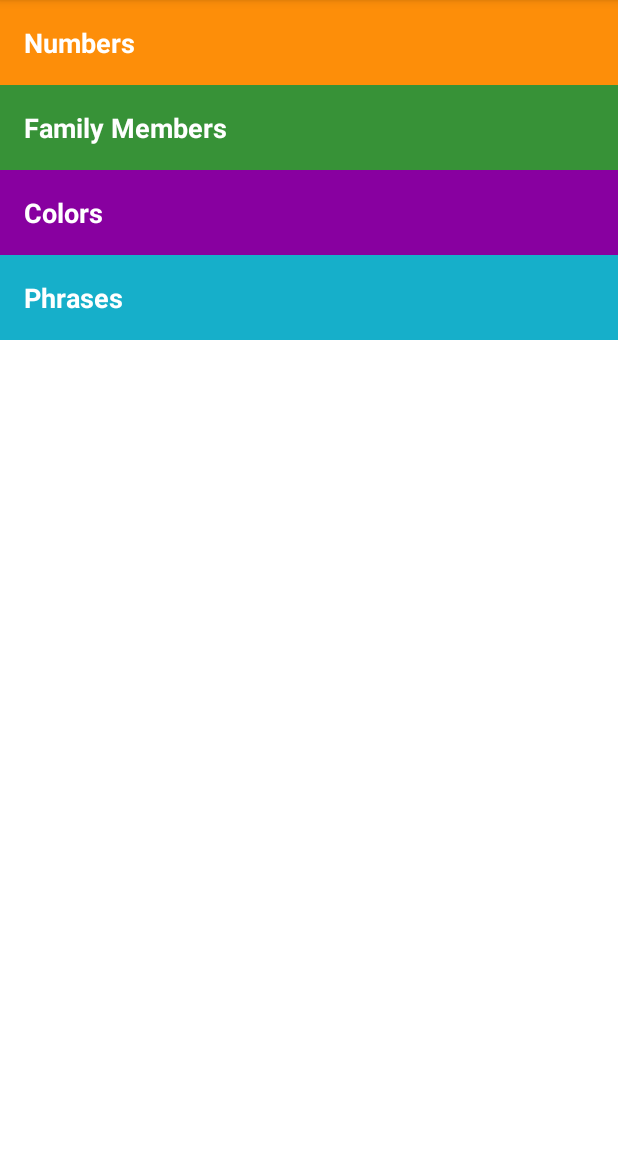
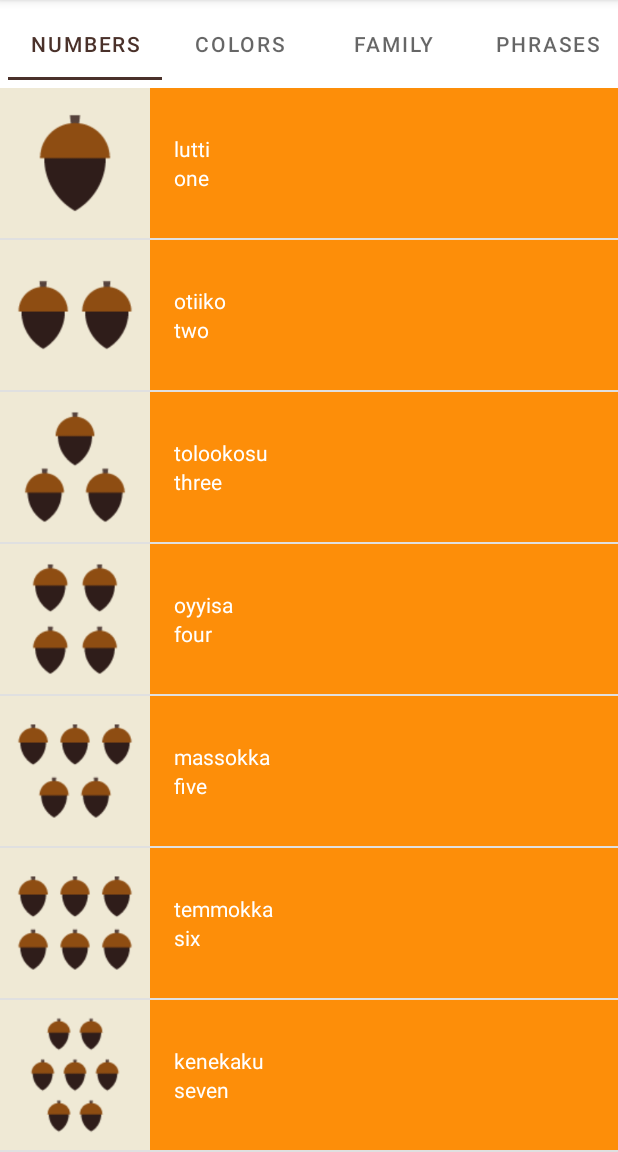
Before and after one commit to parthkamal/Language-learning-App, an Android app: the screen it shows after launch (MainActivity), on a phone screen of 412 x 824 dp, the part 84-1236 px from its top. Run offline under Robolectric (Android 15) with nearby library versions, the phone set to English and light mode, and no system bars.

Commit message:
app completed

```diff
--- a/app/src/main/java/com/parth/learnmiwok/MainActivity.java
+++ b/app/src/main/java/com/parth/learnmiwok/MainActivity.java
@@ -1,6 +1,8 @@
 package com.parth.learnmiwok;
 
 import androidx.appcompat.app.AppCompatActivity;
+import androidx.viewpager.widget.ViewPager;
+import androidx.viewpager2.widget.ViewPager2;
 
 import android.content.Context;
 import android.content.Intent;
@@ -8,51 +10,34 @@ import android.os.Bundle;
 import android.view.View;
 import android.widget.TextView;
 
+import com.google.android.material.tabs.TabLayout;
+
 public class MainActivity extends AppCompatActivity {
 
-    @Override
-    protected void onCreate(Bundle savedInstanceState) {
-        super.onCreate(savedInstanceState);
-        setContentView(R.layout.activity_main);
-        TextView numbers,family,phrases,colors;
-        //assigning id
-        numbers =findViewById(R.id.numbers);
-        colors =findViewById(R.id.colors);
-        family =findViewById(R.id.family);
-        phrases=findViewById(R.id.phrases);
 
-        //context declaration
-        Context context =getApplicationContext();
+
+        TabLayout tabLayout;
+        ViewPager viewPager;
+        customFragmentAdapter viewPagerAdapter;
+
+        @Override
+        protected void onCreate(Bundle savedInstanceState)
+        {
+            super.onCreate(savedInstanceState);
+            setContentView(R.layout.activity_main);
+
+            viewPager= findViewById(R.id.view_pager);
+            tabLayout = findViewById(R.id.tabs);
+
+            viewPagerAdapter = new customFragmentAdapter(getSupportFragmentManager());
+            viewPager.setAdapter(viewPagerAdapter);
+
+            // It is used to join TabLayout with ViewPager.
+            tabLayout.setupWithViewPager(viewPager);
+        }
 
 
 
         //click on listeners
-        numbers.setOnClickListener(new View.OnClickListener() {
-            @Override
-            public void onClick(View view) {
-                Intent intent =new Intent(context,NumbersActivity.class);
-                startActivity(intent);
-            }
-        });
-        colors.setOnClickListener(new View.OnClickListener() {
-            @Override
-            public void onClick(View view) {
-                startActivity(new Intent(context,ColorsActivity.class));
-            }
-        });
-        phrases.setOnClickListener(new View.OnClickListener() {
-            @Override
-            public void onClick(View view) {
-                startActivity(new Intent(context,PhrasesActivity.class));
-            }
-        });
-        family.setOnClickListener(new View.OnClickListener() {
-            @Override
-            public void onClick(View view) {
-                startActivity(new Intent(context,FamilyActivity.class));
-            }
-        });
+
     }
-
-
-}
--- /dev/null
+++ b/app/src/main/java/com/parth/learnmiwok/customFragmentAdapter.java
@@ -0,0 +1,61 @@
+package com.parth.learnmiwok;
+
+
+import android.app.FragmentManager;
+
+import androidx.annotation.NonNull;
+import androidx.fragment.app.Fragment;
+import androidx.fragment.app.FragmentPagerAdapter;
+import androidx.viewpager2.adapter.FragmentStateAdapter;
+
+import com.parth.learnmiwok.fragments.ColorsFragment;
+import com.parth.learnmiwok.fragments.FamilyFragment;
+import com.parth.learnmiwok.fragments.NumbersFragment;
+import com.parth.learnmiwok.fragments.PhrasesFragment;
+
+public class customFragmentAdapter extends FragmentPagerAdapter {
+
+
+    public customFragmentAdapter(androidx.fragment.app.FragmentManager supportFragmentManager) {
+        super(supportFragmentManager);
+    }
+
+    @NonNull
+    @Override
+    public Fragment getItem(int position)
+    {
+        Fragment fragment = null;
+        if (position == 0)
+            fragment = new NumbersFragment();
+        else if (position == 1)
+            fragment = new ColorsFragment();
+        else if (position == 2)
+            fragment = new FamilyFragment();
+        else if (position ==3)
+            fragment = new PhrasesFragment();
+
+        return fragment;
+    }
+
+    @Override
+    public int getCount()
+    {
+        return 4;
+    }
+
+    @Override
+    public CharSequence getPageTitle(int position)
+    {
+        String title = null;
+        if (position == 0)
+            title = "NUMBERS";
+        else if (position == 1)
+            title = "COLORS";
+        else if (position == 2)
+            title = "FAMILY";
+        else if (position ==3)
+            title ="PHRASES";
+        return title;
+    }
+
+}
--- a/app/src/main/java/com/parth/learnmiwok/FamilyActivity.java
+++ b/app/src/main/java/com/parth/learnmiwok/fragments/ColorsFragment.java
@@ -1,7 +1,4 @@
-package com.parth.learnmiwok;
-
-import androidx.annotation.RequiresApi;
-import androidx.appcompat.app.AppCompatActivity;
+package com.parth.learnmiwok.fragments;
 
 import android.content.Context;
 import android.media.AudioAttributes;
@@ -10,13 +7,25 @@ import android.media.AudioManager;
 import android.media.MediaPlayer;
 import android.os.Build;
 import android.os.Bundle;
+
+import androidx.annotation.RequiresApi;
+import androidx.fragment.app.Fragment;
+
+import android.view.LayoutInflater;
 import android.view.View;
+import android.view.ViewGroup;
 import android.widget.AdapterView;
 import android.widget.ListView;
 
+import com.parth.learnmiwok.R;
+import com.parth.learnmiwok.Word;
+import com.parth.learnmiwok.wordsAdapter;
+
 import java.util.ArrayList;
 
-public class FamilyActivity extends AppCompatActivity {
+
+public class ColorsFragment extends Fragment {
+
     private MediaPlayer mediaPlayer;
 
     AudioManager audioManager;
@@ -38,30 +47,36 @@ public class FamilyActivity extends AppCompatActivity {
 
             }
             else if(i== AudioManager.AUDIOFOCUS_LOSS){
-               releaseMediaPlayer();
+                releaseMediaPlayer();
             }
         }
     };
 
+
+    public ColorsFragment() {
+        // Required empty public constructor
+    }
+
+
+
+
     @RequiresApi(api = Build.VERSION_CODES.O)
     @Override
-    protected void onCreate(Bundle savedInstanceState) {
-        super.onCreate(savedInstanceState);
-        setContentView(R.layout.activity_numbers);
+    public View onCreateView(LayoutInflater inflater, ViewGroup container,
+                             Bundle savedInstanceState) {
+        View rootView = inflater.inflate(R.layout.fragment_numbers, container, false);
         ArrayList<Word> words = new ArrayList<Word>();
-        words.add(new Word("father", "әpә", R.drawable.family_father,R.raw.family_father));
-        words.add(new Word("mother", "әṭa", R.drawable.family_mother,R.raw.family_mother));
-        words.add(new Word("son", "angsi", R.drawable.family_son,R.raw.family_son));
-        words.add(new Word("daughter", "tune", R.drawable.family_daughter,R.raw.family_daughter));
-        words.add(new Word("older brother", "taachi", R.drawable.family_older_brother,R.raw.family_older_brother));
-        words.add(new Word("younger brother", "chalitti", R.drawable.family_younger_brother,R.raw.family_younger_brother));
-        words.add(new Word("older sister", "teṭe", R.drawable.family_older_sister,R.raw.family_older_sister));
-        words.add(new Word("younger sister", "kolliti", R.drawable.family_younger_sister,R.raw.family_younger_sister));
-        words.add(new Word("grandmother ", "ama", R.drawable.family_grandmother,R.raw.family_grandmother));
-        words.add(new Word("grandfather", "paapa", R.drawable.family_grandfather,R.raw.family_grandfather));
+        words.add(new Word("red", "weṭeṭṭi", R.drawable.color_red,R.raw.color_red));
+        words.add(new Word("mustard yellow", "chiwiiṭә", R.drawable.color_mustard_yellow,R.raw.color_mustard_yellow));
+        words.add(new Word("dusty yellow", "ṭopiisә", R.drawable.color_dusty_yellow,R.raw.color_dusty_yellow));
+        words.add(new Word("green", "chokokki", R.drawable.color_green,R.raw.color_green));
+        words.add(new Word("brown", "ṭakaakki", R.drawable.color_brown,R.raw.color_brown));
+        words.add(new Word("gray", "ṭopoppi", R.drawable.color_gray,R.raw.color_gray));
+        words.add(new Word("black", "kululli", R.drawable.color_black,R.raw.color_black));
+        words.add(new Word("white", "kelelli", R.drawable.color_white,R.raw.color_white));
 
         //managing audio focus
-        audioManager =(AudioManager) getSystemService(Context.AUDIO_SERVICE);
+        audioManager =(AudioManager) getActivity().getSystemService(Context.AUDIO_SERVICE);
         // defining playback attributes
 
         audioAttributes =new AudioAttributes.Builder()
@@ -79,12 +94,12 @@ public class FamilyActivity extends AppCompatActivity {
 
         // Create an {@link WordAdapter}, whose data source is a list of {@link Word}s. The
         // adapter knows how to create list items for each item in the list.
-        wordsAdapter adapter = new wordsAdapter(this, words,R.color.category_family);
+        wordsAdapter adapter = new wordsAdapter(getActivity(), words,R.color.category_colors);
 
         // Find the {@link ListView} object in the view hierarchy of the {@link Activity}.
         // There should be a {@link ListView} with the view ID called list, which is declared in the
         // word_list.xml layout file.
-        ListView listView =findViewById(R.id.lv_number_items);
+        ListView listView = (ListView) rootView.findViewById(R.id.lv_number_items);
 
         // Make the {@link ListView} use the {@link WordAdapter} we created above, so that the
         // {@link ListView} will display list items for each {@link Word} in the list.
@@ -94,12 +109,12 @@ public class FamilyActivity extends AppCompatActivity {
         listView.setOnItemClickListener(new AdapterView.OnItemClickListener() {
             @Override
             public void onItemClick(AdapterView<?> adapterView, View view, int i, long l) {
-                Word current_data = (Word) adapterView.getItemAtPosition(i);
 
                 releaseMediaPlayer();
 
+                Word current_data = (Word) adapterView.getItemAtPosition(i);
                 if(audioFocusRequest ==AudioManager.AUDIOFOCUS_GAIN){
-                    mediaPlayer =MediaPlayer.create(FamilyActivity.this,current_data.getSongResource());
+                    mediaPlayer =MediaPlayer.create(getActivity(),current_data.getSongResource());
                     mediaPlayer.start();
                     mediaPlayer.setOnCompletionListener(new MediaPlayer.OnCompletionListener() {
                         @Override
@@ -109,16 +124,18 @@ public class FamilyActivity extends AppCompatActivity {
                     });
                 }
 
-
             }
         });
+        // Inflate the layout for this fragment
+        return rootView;
     }
 
     @Override
-    protected void onStop() {
+    public void onStop() {
         super.onStop();
         releaseMediaPlayer();
     }
+
     private void releaseMediaPlayer() {
         // If the media player is not null, then it may be currently playing a sound.
         if (mediaPlayer != null) {
@@ -136,4 +153,5 @@ public class FamilyActivity extends AppCompatActivity {
             audioManager.abandonAudioFocus(onAudioFocusChangeListener);
         }
     }
+
 }
--- a/app/src/main/java/com/parth/learnmiwok/NumbersActivity.java
+++ b/app/src/main/java/com/parth/learnmiwok/fragments/NumbersFragment.java
@@ -1,4 +1,4 @@
-package com.parth.learnmiwok;
+package com.parth.learnmiwok.fragments;
 
 import android.content.Context;
 import android.media.AudioAttributes;
@@ -7,17 +7,23 @@ import android.media.AudioManager;
 import android.media.MediaPlayer;
 import android.os.Build;
 import android.os.Bundle;
-import android.provider.MediaStore;
+
+import androidx.annotation.RequiresApi;
+import androidx.fragment.app.Fragment;
+
+import android.view.LayoutInflater;
 import android.view.View;
-import android.widget.AdapterView;
+import android.view.ViewGroup;
 import android.widget.ListView;
 
-import androidx.annotation.RequiresApi;
-import androidx.appcompat.app.AppCompatActivity;
+import com.parth.learnmiwok.R;
+import com.parth.learnmiwok.Word;
 
 import java.util.ArrayList;
 
-public class NumbersActivity extends AppCompatActivity {
+
+public class NumbersFragment extends Fragment {
+
     //media player to be called when a media is to be played
     private MediaPlayer mediaPlayer;
 
@@ -47,11 +53,23 @@ public class NumbersActivity extends AppCompatActivity {
 
 
 
+    public NumbersFragment() {
+        // Required empty public constructor
+    }
+
+    @Override
+    public void onCreate(Bundle savedInstanceState) {
+        super.onCreate(savedInstanceState);
+
+    }
+
     @RequiresApi(api = Build.VERSION_CODES.O)
     @Override
-    protected void onCreate(Bundle savedInstanceState) {
-        super.onCreate(savedInstanceState);
-        setContentView(R.layout.activity_numbers);
+    public View onCreateView(LayoutInflater inflater, ViewGroup container,
+                             Bundle savedInstanceState) {
+
+        View rootView = inflater.inflate(R.layout.fragment_numbers, container, false);
+        // Inflate the layout for this fragment
         ArrayList<Word> words = new ArrayList<>();
         words.add(new Word("one", "lutti", R.drawable.number_one,R.raw.number_one));
         words.add(new Word("two", "otiiko", R.drawable.number_two,R.raw.number_two));
@@ -65,13 +83,13 @@ public class NumbersActivity extends AppCompatActivity {
         words.add(new Word("ten", "na’aacha", R.drawable.number_ten,R.raw.number_ten));
 
         //managing audio focus
-        audioManager =(AudioManager) getSystemService(Context.AUDIO_SERVICE);
+        audioManager =(AudioManager) getActivity().getSystemService(Context.AUDIO_SERVICE);
         // defining playback attributes
 
         audioAttributes =new AudioAttributes.Builder()
-                    .setUsage(AudioAttributes.USAGE_GAME)
-                    .setContentType(AudioAttributes.CONTENT_TYPE_MUSIC)
-                    .build();
+                .setUsage(AudioAttributes.USAGE_GAME)
+                .setContentType(AudioAttributes.CONTENT_TYPE_MUSIC)
+                .build();
 
         AudioFocusRequest focusRequest = new AudioFocusRequest.Builder(AudioManager.AUDIOFOCUS_GAIN)
                 .setAudioAttributes(audioAttributes)
@@ -79,27 +97,27 @@ public class NumbersActivity extends AppCompatActivity {
                 .setOnAudioFocusChangeListener(onAudioFocusChangeListener)
                 .build();
 
-       final int audioFocusRequest = audioManager.requestAudioFocus(focusRequest);
+        final int audioFocusRequest = audioManager.requestAudioFocus(focusRequest);
 
 
         //checking the log messages
 
         //attaching adapter to the data source
 
-        wordsAdapter customAdapter = new wordsAdapter(this,words,R.color.category_numbers);
+        com.parth.learnmiwok.wordsAdapter customAdapter = new com.parth.learnmiwok.wordsAdapter(getActivity(),words,R.color.category_numbers);
         //attaching view source to the array adapter
-        ListView listView=findViewById(R.id.lv_number_items);
+        ListView listView=rootView.findViewById(R.id.lv_number_items);
         listView.setAdapter(customAdapter);
 
         //setting on item click listener to play song
         listView.setOnItemClickListener((adapterView, view, i, l) -> {
-            //release the mediaplayer if it it playing
+            //release the mediaPlayer if it it playing
             releaseMediaPlayer();
 
 
             Word current_data = (Word) adapterView.getItemAtPosition(i);
             if(audioFocusRequest ==AudioManager.AUDIOFOCUS_GAIN){
-                mediaPlayer =MediaPlayer.create(NumbersActivity.this,current_data.getSongResource());
+                mediaPlayer = MediaPlayer.create(getActivity(),current_data.getSongResource());
                 mediaPlayer.start();
                 //we need to detach the resource after the start of the audio
                 mediaPlayer.setOnCompletionListener(new MediaPlayer.OnCompletionListener() {
@@ -110,13 +128,12 @@ public class NumbersActivity extends AppCompatActivity {
                 });
             }
         });
+        return rootView;
 
     }
 
-    //we also need to release the media source when we leave the activity
-
     @Override
-    protected void onStop() {
+    public void onStop() {
         super.onStop();
         releaseMediaPlayer();
     }
--- a/app/src/main/res/layout/activity_main.xml
+++ b/app/src/main/res/layout/activity_main.xml
@@ -1,41 +1,34 @@
 <?xml version="1.0" encoding="utf-8"?>
 <LinearLayout xmlns:android="http://schemas.android.com/apk/res/android"
-    xmlns:app="http://schemas.android.com/apk/res-auto"
-    xmlns:tools="http://schemas.android.com/tools"
     android:layout_width="match_parent"
-    android:layout_height="match_parent"
     android:orientation="vertical"
-    tools:context=".MainActivity">
+    android:layout_height="match_parent">
 
-    <TextView
-        android:id="@+id/numbers"
-        style="@style/CategoryStyle"
+
+    <com.google.android.material.tabs.TabLayout
+        android:id="@+id/tabs"
         android:layout_width="match_parent"
         android:layout_height="wrap_content"
-        android:background="@color/category_numbers"
-        android:text="Numbers" />
+        android:padding="5dp">
 
-    <TextView
-        android:id="@+id/family"
-        style="@style/CategoryStyle"
+        <com.google.android.material.tabs.TabItem
+            android:layout_width="wrap_content"
+            android:layout_height="wrap_content"
+            android:text="Monday" />
+
+        <com.google.android.material.tabs.TabItem
+            android:layout_width="wrap_content"
+            android:layout_height="wrap_content"
+            android:text="Tuesday" />
+
+        <com.google.android.material.tabs.TabItem
+            android:layout_width="wrap_content"
+            android:layout_height="wrap_content"
+            android:text="Wednesday" />
+    </com.google.android.material.tabs.TabLayout>
+
+    <androidx.viewpager.widget.ViewPager
+        android:id="@+id/view_pager"
         android:layout_width="match_parent"
-        android:layout_height="wrap_content"
-        android:background="@color/category_family"
-        android:text="Family Members" />
-
-    <TextView
-        android:id="@+id/colors"
-        style="@style/CategoryStyle"
-        android:layout_width="match_parent"
-        android:layout_height="wrap_content"
-        android:background="@color/category_colors"
-        android:text="Colors" />
-
-    <TextView
-        android:id="@+id/phrases"
-        style="@style/CategoryStyle"
-        android:layout_width="match_parent"
-        android:layout_height="wrap_content"
-        android:background="@color/category_phrases"
-        android:text="Phrases" />
+        android:layout_height="match_parent" />
 </LinearLayout>
--- /dev/null
+++ b/app/src/main/res/layout/fragment_numbers.xml
@@ -0,0 +1,23 @@
+<?xml version="1.0" encoding="utf-8"?>
+<FrameLayout xmlns:android="http://schemas.android.com/apk/res/android"
+    xmlns:tools="http://schemas.android.com/tools"
+    android:layout_width="match_parent"
+    android:layout_height="match_parent"
+    tools:context=".fragments.NumbersFragment">
+
+    <LinearLayout xmlns:android="http://schemas.android.com/apk/res/android"
+        xmlns:app="http://schemas.android.com/apk/res-auto"
+        xmlns:tools="http://schemas.android.com/tools"
+        android:layout_width="match_parent"
+        android:layout_height="match_parent"
+        android:orientation="vertical"
+        tools:context=".NumbersActivity">
+
+        <ListView
+            android:id="@+id/lv_number_items"
+            android:layout_width="match_parent"
+            android:layout_height="wrap_content" />
+
+    </LinearLayout>
+
+</FrameLayout>
```
Also changed, not shown: app/src/main/AndroidManifest.xml (+0 -8 lines), app/src/main/java/com/parth/learnmiwok/fragments/FamilyFragment.java (renamed from app/src/main/java/com/parth/learnmiwok/ColorsActivity.java, +46 -28 lines), app/src/main/java/com/parth/learnmiwok/fragments/PhrasesFragment.java (renamed from app/src/main/java/com/parth/learnmiwok/PhrasesActivity.java, +30 -19 lines), app/src/main/res/layout/activity_colors.xml (deleted, +0 -16 lines), app/src/main/res/layout/activity_family.xml (deleted, +0 -15 lines), app/src/main/res/layout/activity_numbers.xml (deleted, +0 -16 lines), app/src/main/res/layout/activity_phrases.xml (deleted, +0 -15 lines), app/src/main/res/layout/fragment_colors.xml (added, +8 -0 lines), app/src/main/res/layout/fragment_family.xml (added, +9 -0 lines), app/src/main/res/layout/fragment_phrases.xml (added, +8 -0 lines), app/src/main/java/com/parth/learnmiwok/adapters/wordsAdapter.java (renamed from app/src/main/java/com/parth/learnmiwok/wordsAdapter.java).
